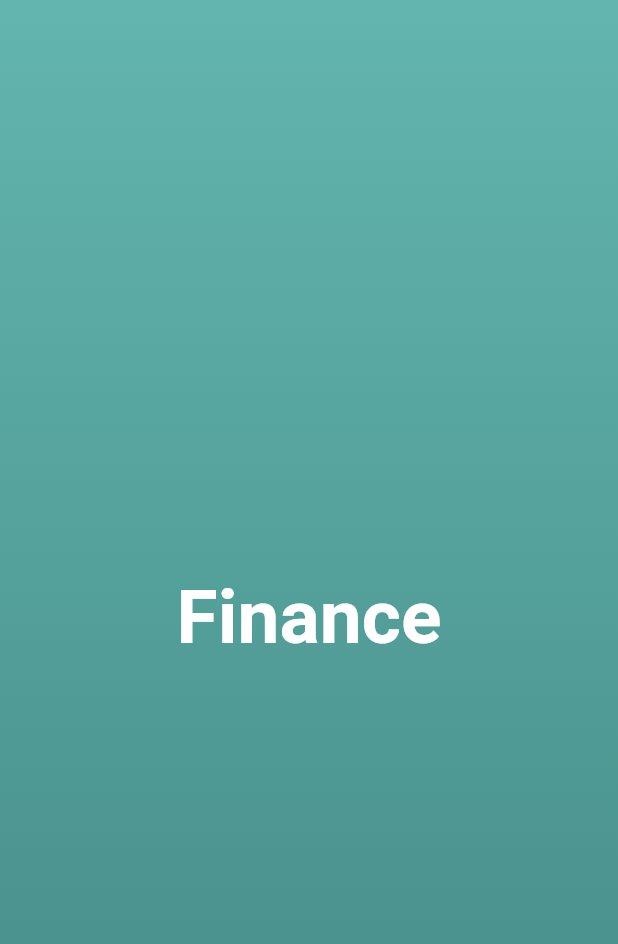
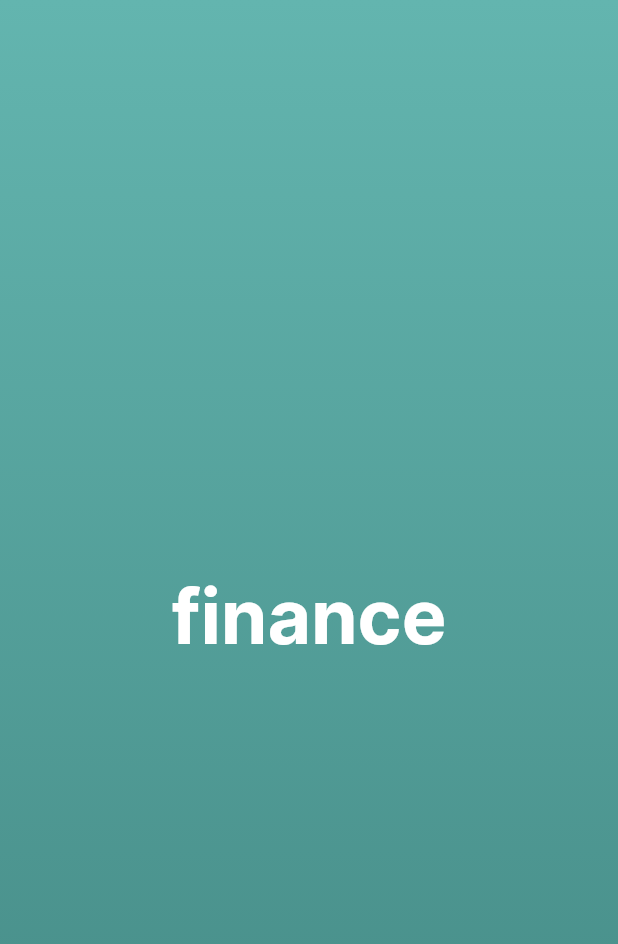
Before and after one commit to jonas8623/example-financy-app, a Flutter app: the screen it shows after launch, on a phone screen of 412 x 824 dp. Shown: the top 944 px of the screen. Run offline on Flutter 3.47's test engine with Material 2 defaults, Android fonts, the phone set to English and light mode, and no system bars.

```diff
--- a/lib/constant.dart
+++ b/lib/constant.dart
@@ -6,8 +6,11 @@ class Constant {
 
   Constant._();
 
-  // static final Constant instance = Constant._();
+  // COLORS
   static const Color colorLinear1 = Color(0xFF63B5AF);
   static const Color colorLinear2 = Color(0xFF438883);
 
+  //IMAGES
+  static const String assetImageSplash = "assets/images/image-finance.png";
+
 }
--- a/lib/views/splash/view_splash.dart
+++ b/lib/views/splash/view_splash.dart
@@ -20,8 +20,9 @@ class ViewSplash extends StatelessWidget {
           )
         ),
         child: const Text(
-          "Finance",
+          "finance",
           style: TextStyle(
+            fontFamily: "Inter",
             fontSize: 50.0,
             fontWeight: FontWeight.w700,
             color: Colors.white
```
Also changed, not shown: pubspec.yaml (+7 -9 lines), assets/fonts/Inter-Black.ttf (added), assets/fonts/Inter-Bold.ttf (added), assets/fonts/Inter-ExtraBold.ttf (added), assets/fonts/Inter-ExtraLight.ttf (added), assets/fonts/Inter-Light.ttf (added), assets/fonts/Inter-Medium.ttf (added), assets/fonts/Inter-Regular.ttf (added), assets/fonts/Inter-SemiBold.ttf (added), assets/fonts/Inter-Thin.ttf (added), assets/images/image-finance.png (added).
